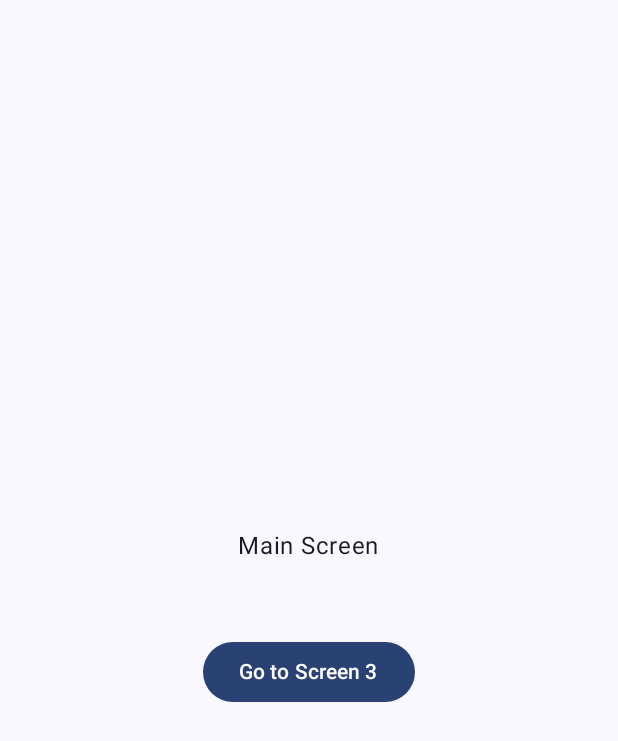
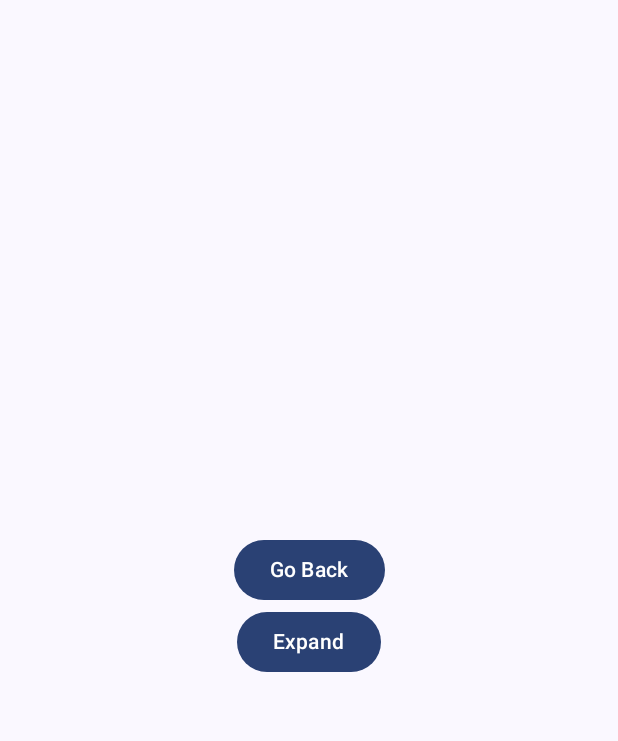
Before and after one commit to void-zenith/animation-android, an Android app built with Jetpack Compose: the composable Screen2 shown on its own in the app's theme, on a phone screen of 412 x 824 dp. Shown: the top 741 px of the screen. Run offline under Robolectric (Android 15) with nearby library versions, the phone set to English and light mode, and no system bars.

Commit message:
implement screen 2

```diff
--- a/app/src/main/java/com/zenith/animation_assignment/MainActivity.kt
+++ b/app/src/main/java/com/zenith/animation_assignment/MainActivity.kt
@@ -12,6 +12,7 @@ import androidx.navigation.compose.composable
 import androidx.navigation.compose.rememberNavController
 import com.zenith.animation_assignment.screen.MainScreen
 import com.zenith.animation_assignment.screen.Screen1
+import com.zenith.animation_assignment.screen.Screen2
 
 class MainActivity : ComponentActivity() {
     override fun onCreate(savedInstanceState: Bundle?) {
@@ -35,6 +36,8 @@ fun AnimationApp(navController: NavHostController) {
             NavHost(navController, startDestination = Screens.MainScreen.route) {
                 composable(Screens.MainScreen.route) { MainScreen(navController) }
                 composable(Screens.Screen1.route) { Screen1(navController) }
+                composable(Screens.Screen2.route) { Screen2(navController) }
+
                 // Add composable functions for other screens
             }
         }
--- a/app/src/main/java/com/zenith/animation_assignment/screen/MainScreen.kt
+++ b/app/src/main/java/com/zenith/animation_assignment/screen/MainScreen.kt
@@ -30,13 +30,13 @@ fun MainScreen(navController: NavController) {
         }
         Text("Check out the Value based Animation")
         Button(onClick = {
-            navController.navigate("screen1")
+            navController.navigate("screen2")
         }) {
             Text("Go to Animation 2")
         }
         Text("Check out the Value based Animation : 2")
         Button(onClick = {
-            navController.navigate("screen1")
+            navController.navigate("screen2")
         }) {
             Text("Go to Animation 3")
         }
--- a/app/src/main/java/com/zenith/animation_assignment/screen/Screen2.kt
+++ b/app/src/main/java/com/zenith/animation_assignment/screen/Screen2.kt
@@ -1,5 +1,9 @@
 package com.zenith.animation_assignment.screen
 
+import android.annotation.SuppressLint
+import androidx.compose.animation.core.Animatable
+import androidx.compose.animation.core.tween
+import androidx.compose.foundation.background
 import androidx.compose.foundation.layout.*
 import androidx.compose.foundation.text.BasicTextField
 import androidx.compose.material3.Button
@@ -7,13 +11,17 @@ import androidx.compose.material3.Text
 import androidx.compose.runtime.*
 import androidx.compose.ui.Alignment
 import androidx.compose.ui.Modifier
+import androidx.compose.ui.graphics.Color
 import androidx.compose.ui.text.input.TextFieldValue
 import androidx.navigation.NavController
 import androidx.compose.ui.unit.dp
 
+@SuppressLint("RememberReturnType")
 @Composable
 fun Screen2(navController: NavController) {
-    var textFieldValue by remember { mutableStateOf(TextFieldValue()) }
+    var isExpanded by remember { mutableStateOf(false) }
+
+    val animatableSize = remember { Animatable(0f) }
 
     Column(
         modifier = Modifier
@@ -22,22 +30,34 @@ fun Screen2(navController: NavController) {
         verticalArrangement = Arrangement.Center,
         horizontalAlignment = Alignment.CenterHorizontally
     ) {
-        Text("Main Screen")
-        Spacer(modifier = Modifier.height(16.dp))
-        BasicTextField(
-            value = textFieldValue,
-            onValueChange = { textFieldValue = it },
-            singleLine = true,
-            modifier = Modifier.fillMaxWidth()
+       Button(onClick={navController.navigate("main")}){
+           Text("Go Back")
+       }
+        Button(
+            onClick = {
+                isExpanded = !isExpanded
+            },
+            modifier = Modifier.padding(bottom = 16.dp)
+        ) {
+            if (isExpanded) {
+                Text(text = "Collapse")
+            } else {
+                Text(text = "Expand")
+            }
+        }
+
+        Box(
+            modifier = Modifier
+                .size(animatableSize.value.dp)
+                .background(Color.Green)
         )
-        Spacer(modifier = Modifier.height(16.dp))
-        Button(onClick = {
-            val inputText = textFieldValue.text
-            if (inputText.isNotBlank()) {
-                navController.navigate("screen2")
-            }
-        }) {
-            Text("Go to Screen 3")
+
+        LaunchedEffect(isExpanded) {
+            val targetValue = if (isExpanded) 290f else 0f
+            animatableSize.animateTo(
+                targetValue,
+                animationSpec = tween(durationMillis = 1000)
+            )
         }
     }
 }
```
